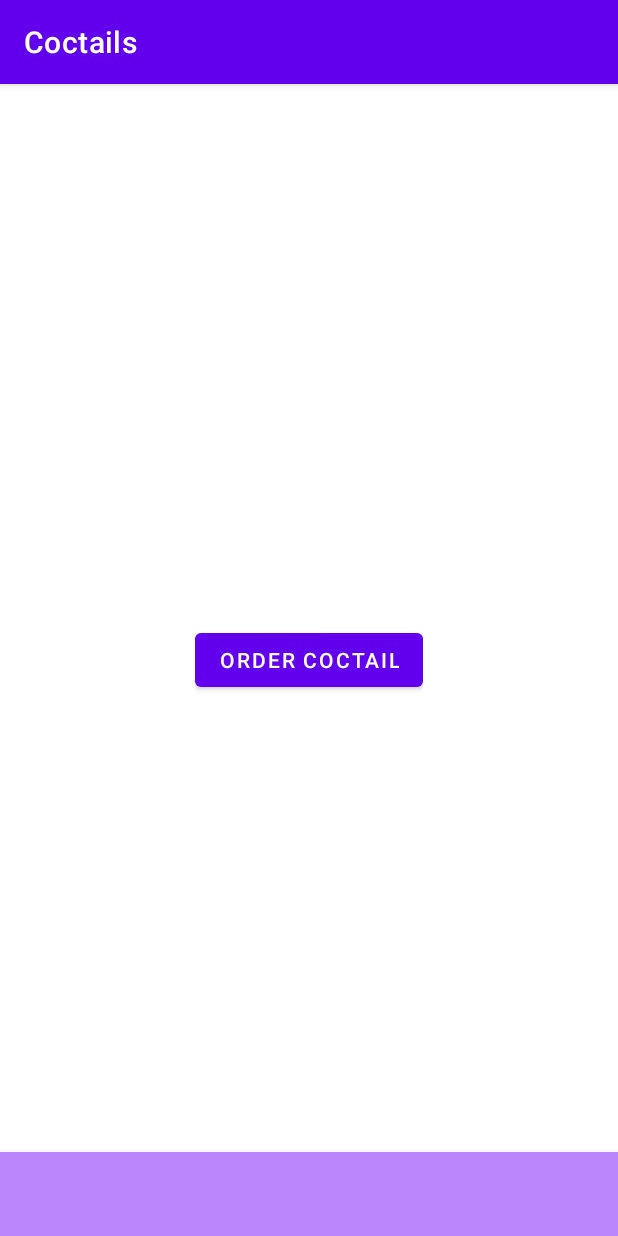
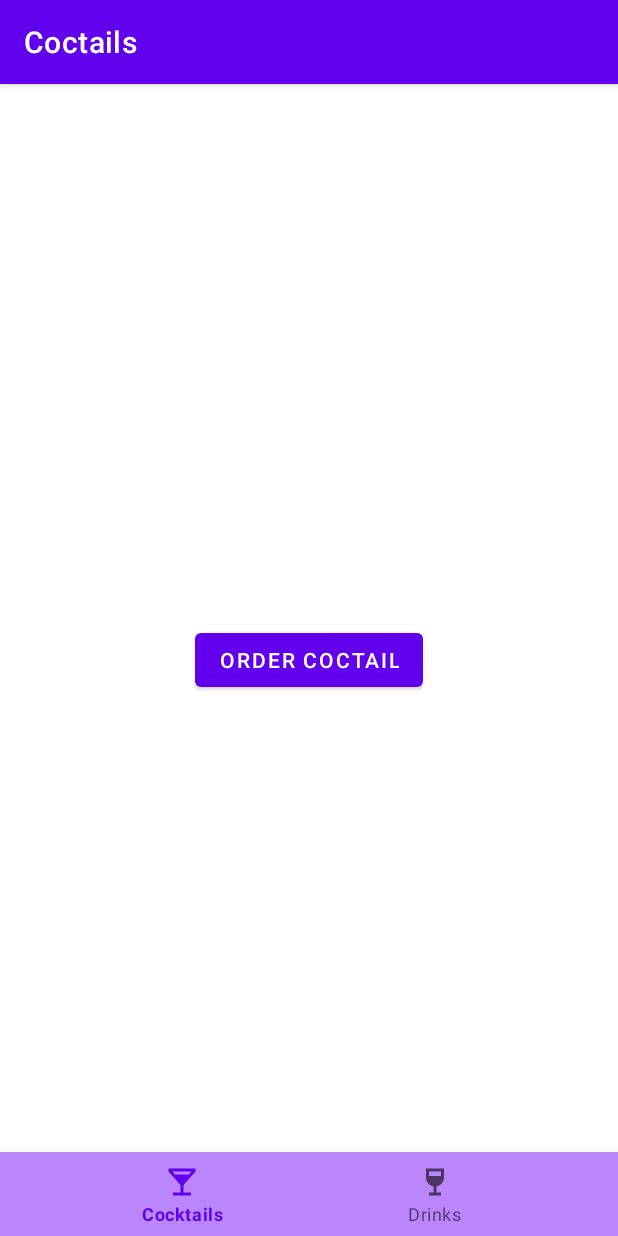
Before and after one commit to volkova-lisa/Coctails, an Android app: the screen it shows after launch (MainActivity), on a phone screen of 412 x 824 dp. Run offline under Robolectric (Android 15) with nearby library versions, the phone set to English and light mode, and no system bars; our stand-ins replace navigation-ui.

Commit message:
20 hours and this shit doesnt crash

```diff
--- a/app/src/main/java/com/example/coctails/MainActivity.kt
+++ b/app/src/main/java/com/example/coctails/MainActivity.kt
@@ -5,6 +5,8 @@ import android.os.Bundle
 import androidx.navigation.NavController
 import androidx.navigation.Navigation
 import androidx.navigation.fragment.NavHostFragment
+import androidx.navigation.fragment.NavHostFragment.findNavController
+import androidx.navigation.ui.setupWithNavController
 import com.example.coctails.databinding.ActivityMainBinding
 
 class MainActivity : AppCompatActivity() {
@@ -20,7 +22,13 @@ class MainActivity : AppCompatActivity() {
         setContentView(mBinding.root)
 
 
-       // mNavController = Navigation.findNavController(this, R.id.nav_host_fragment)
+        //val navController = findNavController(NavHostFragment)
+        val navHostFragment =
+            supportFragmentManager.findFragmentById(R.id.nav_host_fragment) as NavHostFragment
+        val navController: NavController = navHostFragment.navController
+        mBinding.bottomNavigatinView.setupWithNavController(navController)
+
+
 
 //        val navHostFragment = supportFragmentManager.findFragmentById(R.id.nav_host_fragment) as NavHostFragment
 //        val navController = navHostFragment.navController
--- /dev/null
+++ b/app/src/main/res/drawable/ic_cocktails.xml
@@ -0,0 +1,5 @@
+<vector android:height="24dp" android:tint="#FFFFFF"
+    android:viewportHeight="24" android:viewportWidth="24"
+    android:width="24dp" xmlns:android="http://schemas.android.com/apk/res/android">
+    <path android:fillColor="@android:color/white" android:pathData="M21,5V3H3v2l8,9v5H6v2h12v-2h-5v-5l8,-9zM7.43,7L5.66,5h12.69l-1.78,2H7.43z"/>
+</vector>
--- /dev/null
+++ b/app/src/main/res/drawable/ic_drink.xml
@@ -0,0 +1,5 @@
+<vector android:height="24dp" android:tint="#FFFFFF"
+    android:viewportHeight="24" android:viewportWidth="24"
+    android:width="24dp" xmlns:android="http://schemas.android.com/apk/res/android">
+    <path android:fillColor="@android:color/white" android:pathData="M6,3l0,6c0,2.97 2.16,5.43 5,5.91V19H8v2h8v-2h-3v-4.09c2.84,-0.48 5,-2.94 5,-5.91l0,-6H6zM16,8H8l0,-3h8C16,5 16,8 16,8z"/>
+</vector>
--- a/app/src/main/res/layout/activity_main.xml
+++ b/app/src/main/res/layout/activity_main.xml
@@ -27,6 +27,7 @@
         android:background="@color/purple_200"
         app:layout_constraintBottom_toBottomOf="parent"
         app:layout_constraintLeft_toLeftOf="parent"
+        app:menu="@menu/bottom_nav"
         app:layout_constraintRight_toRightOf="parent" />
 
 
--- a/app/src/main/res/menu/bottom_nav.xml
+++ b/app/src/main/res/menu/bottom_nav.xml
@@ -1,5 +1,9 @@
 <?xml version="1.0" encoding="utf-8"?>
 <menu xmlns:android="http://schemas.android.com/apk/res/android">
-    <item android:title="Drinks" />
-    <item android:title="Cocktails" />
+    <item android:id="@+id/cocktail_menu"
+        android:title="Cocktails"
+        android:icon="@drawable/ic_cocktails"/>
+    <item android:id="@+id/drink_menu"
+        android:title="Drinks"
+        android:icon="@drawable/ic_drink"/>
 </menu>
--- a/app/src/main/res/navigation/navigation_graph.xml
+++ b/app/src/main/res/navigation/navigation_graph.xml
@@ -18,18 +18,10 @@
         android:id="@+id/mainScreenFragment"
         android:name="com.example.coctails.main_screen.MainScreenFragment"
         android:label="fragment_main_screen"
-        tools:layout="@layout/fragment_main_screen" >
-        <action
-            android:id="@+id/action_mainScreenFragment_to_detailsFragment"
-            app:destination="@id/detailsFragment" />
-    </fragment>
+        tools:layout="@layout/fragment_main_screen" />
     <fragment
         android:id="@+id/detailsFragment"
         android:name="com.example.coctails.DetailsFragment"
         android:label="fragment_details"
-        tools:layout="@layout/fragment_details" >
-        <action
-            android:id="@+id/action_detailsFragment_to_mainScreenFragment"
-            app:destination="@id/mainScreenFragment" />
-    </fragment>
+        tools:layout="@layout/fragment_details" />
 </navigation>
```
